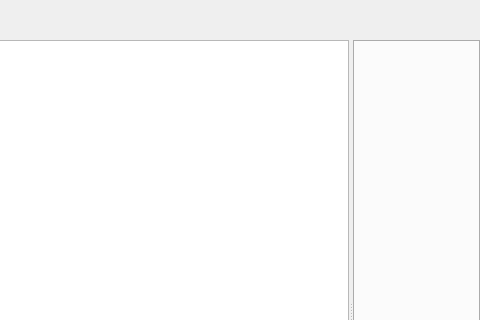
Above: src/views/editor/editor_page.ui from evanrolfe/pntest before the change; both pictures show x 417 to 897 and y 0 to 320 of the 897 by 581 pixel window. Below: the same form after it.
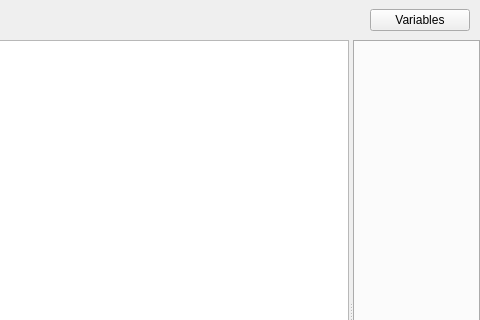
That is the form after the change. Custom widgets are drawn as their Qt base class.

Commit message: Add variables button

```diff
--- a/src/views/editor/editor_page.ui
+++ b/src/views/editor/editor_page.ui
@@ -86,6 +86,19 @@
         </property>
        </spacer>
       </item>
+      <item>
+       <widget class="QPushButton" name="varsButton">
+        <property name="maximumSize">
+         <size>
+          <width>100</width>
+          <height>16777215</height>
+         </size>
+        </property>
+        <property name="text">
+         <string>Variables</string>
+        </property>
+       </widget>
+      </item>
      </layout>
     </widget>
    </item>
```
The commit also changes 2 other files.
